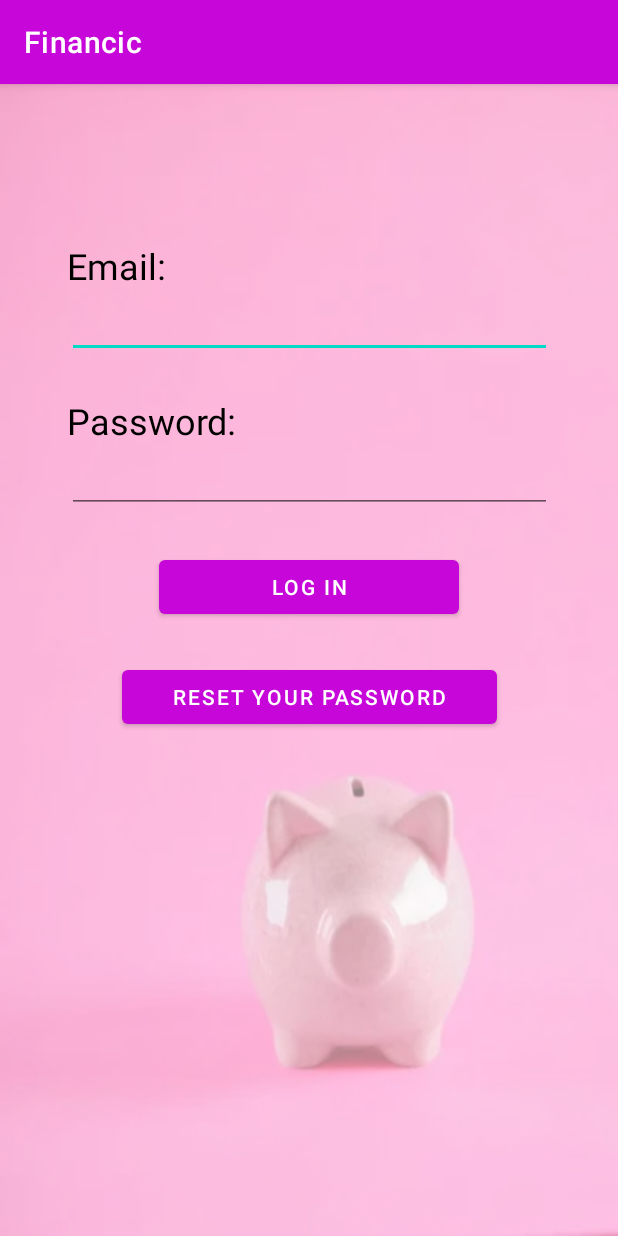
After one commit to FcoJAA/Financic, an Android app: the login screen opened directly, with no data from a screen before it, on a phone screen of 412 x 824 dp. The commit adds this screen. Run offline under Robolectric (Android 15) with nearby library versions, the phone set to English and light mode, and no system bars.

Commit message:
feat: login-screen

```diff
--- a/app/src/main/AndroidManifest.xml
+++ b/app/src/main/AndroidManifest.xml
@@ -9,6 +9,9 @@
         android:roundIcon="@mipmap/ic_launcher_round"
         android:supportsRtl="true"
         android:theme="@style/Theme.Financic">
+        <activity
+            android:name=".login"
+            android:exported="false" />
         <activity
             android:name=".signup"
             android:exported="false" />
--- a/app/src/main/java/com/example/financic/MainActivity.java
+++ b/app/src/main/java/com/example/financic/MainActivity.java
@@ -18,4 +18,9 @@ public class MainActivity extends AppCompatActivity {
         Intent i = new Intent(this,signup.class);
         startActivity(i);
     }
+
+    public void changeToLogIn(View view){
+        Intent i = new Intent(this,login.class);
+        startActivity(i);
+    }
 }
--- /dev/null
+++ b/app/src/main/java/com/example/financic/login.java
@@ -0,0 +1,14 @@
+package com.example.financic;
+
+import androidx.appcompat.app.AppCompatActivity;
+
+import android.os.Bundle;
+
+public class login extends AppCompatActivity {
+
+    @Override
+    protected void onCreate(Bundle savedInstanceState) {
+        super.onCreate(savedInstanceState);
+        setContentView(R.layout.activity_login);
+    }
+}
--- /dev/null
+++ b/app/src/main/res/layout/activity_login.xml
@@ -0,0 +1,79 @@
+<?xml version="1.0" encoding="utf-8"?>
+<androidx.constraintlayout.widget.ConstraintLayout xmlns:android="http://schemas.android.com/apk/res/android"
+    xmlns:app="http://schemas.android.com/apk/res-auto"
+    xmlns:tools="http://schemas.android.com/tools"
+    android:layout_width="match_parent"
+    android:layout_height="match_parent"
+    android:background="@drawable/wallpaperfinancicopa"
+    tools:context=".login">
+
+    <LinearLayout
+        android:layout_width="323dp"
+        android:layout_height="559dp"
+        android:orientation="vertical"
+        app:layout_constraintBottom_toBottomOf="parent"
+        app:layout_constraintEnd_toEndOf="parent"
+        app:layout_constraintStart_toStartOf="parent"
+        app:layout_constraintTop_toTopOf="parent">
+
+        <Space
+            android:layout_width="match_parent"
+            android:layout_height="wrap_content" />
+
+        <TextView
+            android:id="@+id/textView3"
+            android:layout_width="match_parent"
+            android:layout_height="wrap_content"
+            android:text="Email:"
+            android:textColor="#000000"
+            android:textSize="24sp" />
+
+        <EditText
+            android:id="@+id/editTextTextEmailAddress2"
+            android:layout_width="match_parent"
+            android:layout_height="wrap_content"
+            android:ems="10"
+            android:inputType="textEmailAddress" />
+
+        <Space
+            android:layout_width="match_parent"
+            android:layout_height="25sp" />
+
+        <TextView
+            android:id="@+id/textView4"
+            android:layout_width="match_parent"
+            android:layout_height="wrap_content"
+            android:text="Password:"
+            android:textColor="#000000"
+            android:textSize="24sp" />
+
+        <EditText
+            android:id="@+id/editTextTextPassword3"
+            android:layout_width="match_parent"
+            android:layout_height="wrap_content"
+            android:ems="10"
+            android:inputType="textPassword" />
+
+        <Space
+            android:layout_width="match_parent"
+            android:layout_height="25sp" />
+
+        <Button
+            android:id="@+id/button5"
+            android:layout_width="200sp"
+            android:layout_height="wrap_content"
+            android:layout_gravity="center"
+            android:text="Log in" />
+
+        <Space
+            android:layout_width="match_parent"
+            android:layout_height="25sp" />
+
+        <Button
+            android:id="@+id/button6"
+            android:layout_width="250sp"
+            android:layout_height="wrap_content"
+            android:layout_gravity="center"
+            android:text="Reset Your Password" />
+    </LinearLayout>
+</androidx.constraintlayout.widget.ConstraintLayout>
--- a/app/src/main/res/layout/activity_main.xml
+++ b/app/src/main/res/layout/activity_main.xml
@@ -25,6 +25,7 @@
             android:layout_width="200sp"
             android:layout_height="wrap_content"
             android:layout_gravity="center"
+            android:onClick="changeToLogIn"
             android:text="Log In" />
 
         <Space
```
